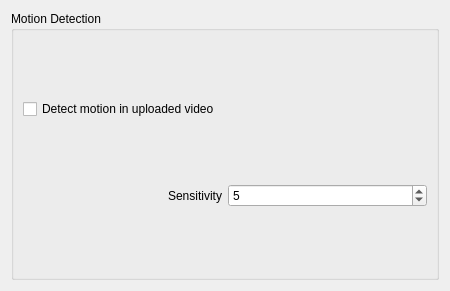
Qt form client/nx_client_desktop/src/ui/widgets/properties/wearable_motion_widget.ui (networkoptix/nx_open) before a commit.
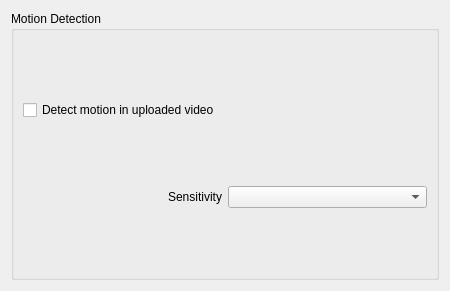
The same form after that commit.

Commit message:
VMS-8403 Combobox for sensitivity
<==== Mercurial data ====>
Branch: vms_3.1_wearable_beta

Diff of the .ui file:
```diff
--- a/client/nx_client_desktop/src/ui/widgets/properties/wearable_motion_widget.ui
+++ b/client/nx_client_desktop/src/ui/widgets/properties/wearable_motion_widget.ui
@@ -46,11 +46,7 @@
          </widget>
         </item>
         <item>
-         <widget class="QSpinBox" name="sensitivitySpinBox">
-          <property name="value">
-           <number>5</number>
-          </property>
-         </widget>
+         <widget class="QComboBox" name="sensitivityComboBox"/>
         </item>
        </layout>
       </item>
```
The commit also changes 1 other file.
